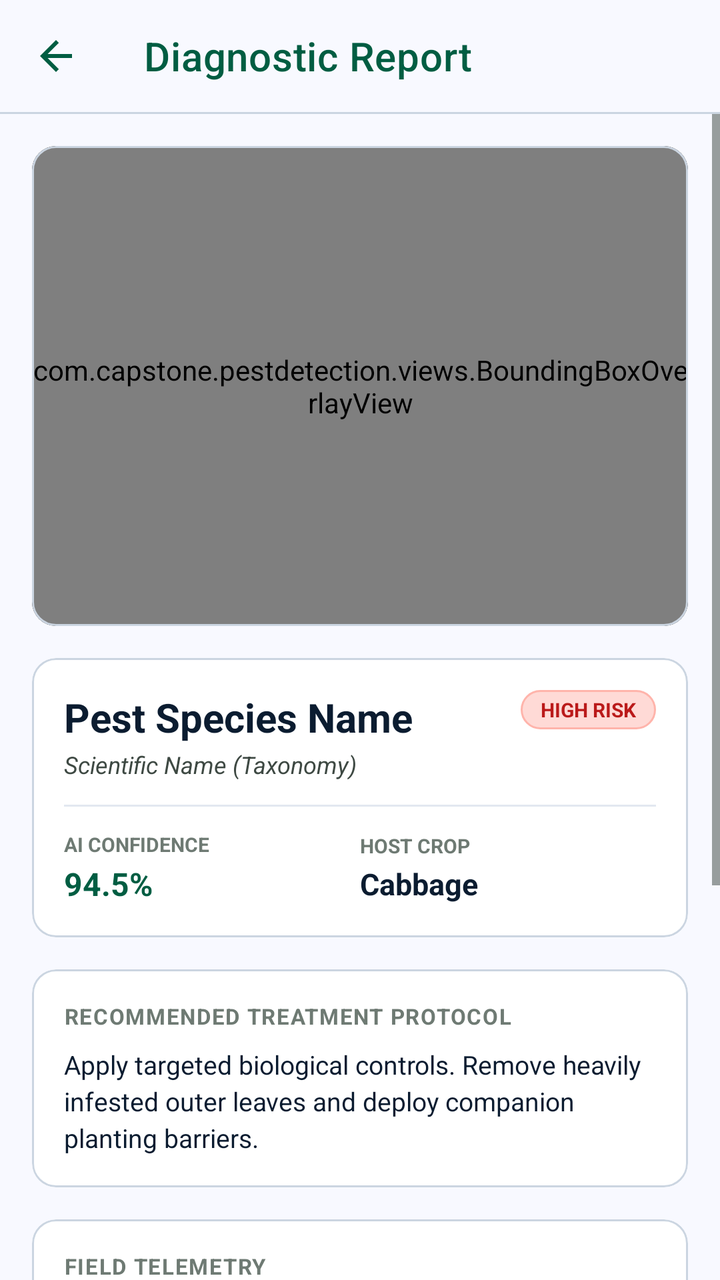
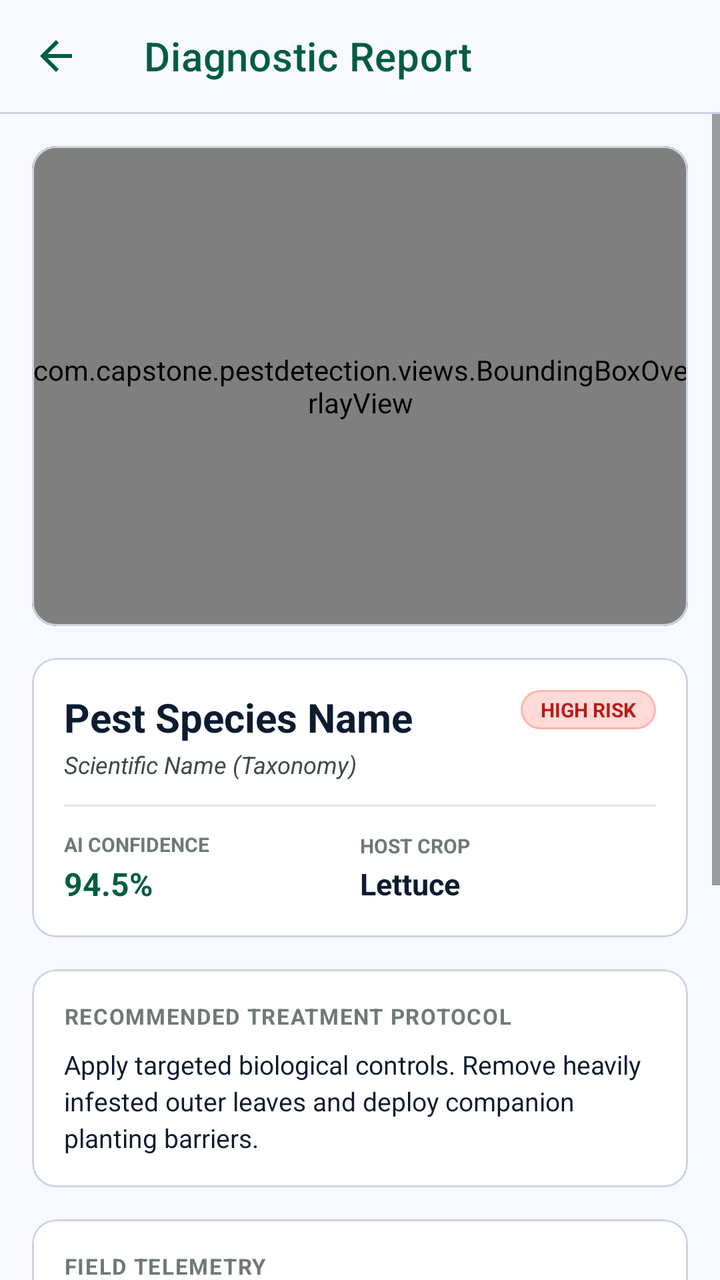

An Android layout rendered at two revisions. The XML below is the earlier revision; the diff shows what the commit changed to produce the second picture.
<!-- AndroidManifest.xml: application theme Theme.AgriMonitor -->
<!-- res/layout/activity_result.xml -->
<?xml version="1.0" encoding="utf-8"?>
<LinearLayout xmlns:android="http://schemas.android.com/apk/res/android"
    xmlns:app="http://schemas.android.com/apk/res-auto"
    android:layout_width="match_parent"
    android:layout_height="match_parent"
    android:orientation="vertical"
    android:background="@color/surface">

    
    <com.google.android.material.appbar.MaterialToolbar
        android:id="@+id/resultToolbar"
        android:layout_width="match_parent"
        android:layout_height="?attr/actionBarSize"
        android:background="@color/surface"
        app:title="@string/result_title"
        app:titleTextColor="@color/primary"
        app:navigationIcon="@drawable/ic_arrow_back"
        app:navigationIconTint="@color/primary"
        style="@style/Widget.MaterialComponents.Toolbar.Surface" />

    <View
        android:layout_width="match_parent"
        android:layout_height="1dp"
        android:background="@color/outline_variant" />

    <ScrollView
        android:layout_width="match_parent"
        android:layout_height="match_parent"
        android:fillViewport="true">

        <LinearLayout
            android:layout_width="match_parent"
            android:layout_height="wrap_content"
            android:orientation="vertical"
            android:padding="16dp">

            
            <com.google.android.material.card.MaterialCardView
                android:layout_width="match_parent"
                android:layout_height="wrap_content"
                android:layout_marginBottom="16dp"
                app:cardCornerRadius="12dp"
                app:cardElevation="0dp"
                app:strokeColor="@color/outline_variant"
                app:strokeWidth="1dp"
                app:cardBackgroundColor="@color/dark_bg">

                <FrameLayout
                    android:layout_width="match_parent"
                    android:layout_height="240dp">

                    <ImageView
                        android:id="@+id/ivResultImage"
                        android:layout_width="match_parent"
                        android:layout_height="match_parent"
                        android:scaleType="fitCenter"
                        android:contentDescription="Processed Diagnostic Specimen" />

                    <com.capstone.pestdetection.views.BoundingBoxOverlayView
                        android:id="@+id/overlayBoundingBox"
                        android:layout_width="match_parent"
                        android:layout_height="match_parent" />
                </FrameLayout>
            </com.google.android.material.card.MaterialCardView>

            
            <com.google.android.material.card.MaterialCardView
                android:id="@+id/cardResultIdentification"
                android:layout_width="match_parent"
                android:layout_height="wrap_content"
                android:layout_marginBottom="16dp"
                app:cardCornerRadius="12dp"
                app:cardElevation="0dp"
                app:strokeColor="@color/outline_variant"
                app:strokeWidth="1dp"
                app:cardBackgroundColor="@color/surface_container_lowest">

                <LinearLayout
                    android:layout_width="match_parent"
                    android:layout_height="wrap_content"
                    android:orientation="vertical"
                    android:padding="16dp">

                    <LinearLayout
                        android:layout_width="match_parent"
                        android:layout_height="wrap_content"
                        android:gravity="top">

                        <LinearLayout
                            android:layout_width="0dp"
                            android:layout_height="wrap_content"
                            android:layout_weight="1"
                            android:orientation="vertical">

                            <TextView
                                android:id="@+id/tvPestName"
                                android:layout_width="wrap_content"
                                android:layout_height="wrap_content"
                                android:text="Pest Species Name"
                                android:textSize="20sp"
                                android:textStyle="bold"
                                android:textColor="@color/on_surface" />

                            <TextView
                                android:id="@+id/tvScientificName"
                                android:layout_width="wrap_content"
                                android:layout_height="wrap_content"
                                android:layout_marginTop="2dp"
                                android:text="Scientific Name (Taxonomy)"
                                android:textSize="12sp"
                                android:textStyle="italic"
                                android:textColor="@color/on_surface_variant" />
                        </LinearLayout>

                        <TextView
                            android:id="@+id/tvSeverityBadge"
                            android:layout_width="wrap_content"
                            android:layout_height="wrap_content"
                            android:text="HIGH RISK"
                            android:textSize="10sp"
                            android:textStyle="bold"
                            android:textColor="@color/error"
                            android:background="@drawable/bg_badge_error"
                            android:paddingHorizontal="10dp"
                            android:paddingVertical="3dp" />
                    </LinearLayout>

                    <View
                        android:layout_width="match_parent"
                        android:layout_height="1dp"
                        android:layout_marginTop="12dp"
                        android:layout_marginBottom="12dp"
                        android:background="@color/surface_variant" />

                    
                    <LinearLayout
                        android:layout_width="match_parent"
                        android:layout_height="wrap_content"
                        android:orientation="horizontal"
                        android:gravity="center_vertical">

                        <LinearLayout
                            android:layout_width="0dp"
                            android:layout_height="wrap_content"
                            android:layout_weight="1"
                            android:orientation="vertical">

                            <TextView
                                android:layout_width="wrap_content"
                                android:layout_height="wrap_content"
                                android:text="@string/ai_confidence"
                                android:textSize="10sp"
                                android:textStyle="bold"
                                android:textColor="@color/outline" />

                            <TextView
                                android:id="@+id/tvConfidenceScore"
                                android:layout_width="wrap_content"
                                android:layout_height="wrap_content"
                                android:layout_marginTop="2dp"
                                android:text="94.5%"
                                android:textSize="16sp"
                                android:textStyle="bold"
                                android:textColor="@color/primary" />
                        </LinearLayout>

                        <LinearLayout
                            android:layout_width="0dp"
                            android:layout_height="wrap_content"
                            android:layout_weight="1"
                            android:orientation="vertical">

                            <TextView
                                android:layout_width="wrap_content"
                                android:layout_height="wrap_content"
                                android:text="@string/host_crop_tag"
                                android:textSize="10sp"
                                android:textStyle="bold"
                                android:textColor="@color/outline" />

                            <TextView
                                android:id="@+id/tvResultCropName"
                                android:layout_width="wrap_content"
                                android:layout_height="wrap_content"
                                android:layout_marginTop="2dp"
                                android:text="Cabbage"
                                android:textSize="15sp"
                                android:textStyle="bold"
                                android:textColor="@color/on_surface" />
                        </LinearLayout>
                    </LinearLayout>
                </LinearLayout>
            </com.google.android.material.card.MaterialCardView>

            
            <com.google.android.material.card.MaterialCardView
                android:layout_width="match_parent"
                android:layout_height="wrap_content"
                android:layout_marginBottom="16dp"
                app:cardCornerRadius="12dp"
                app:cardElevation="0dp"
                app:strokeColor="@color/outline_variant"
                app:strokeWidth="1dp"
                app:cardBackgroundColor="@color/surface_container_lowest">

                <LinearLayout
                    android:layout_width="match_parent"
                    android:layout_height="wrap_content"
                    android:orientation="vertical"
                    android:padding="16dp">

                    <TextView
                        android:layout_width="wrap_content"
                        android:layout_height="wrap_content"
                        android:text="@string/recommendations_treatment"
                        android:textSize="11sp"
                        android:textStyle="bold"
                        android:textColor="@color/outline"
                        android:letterSpacing="0.05"
                        android:layout_marginBottom="8dp" />

                    <TextView
                        android:id="@+id/tvRecommendation"
                        android:layout_width="match_parent"
                        android:layout_height="wrap_content"
                        android:text="Apply targeted biological controls. Remove heavily infested outer leaves and deploy companion planting barriers."
                        android:textSize="13sp"
                        android:textColor="@color/on_surface"
                        android:lineSpacingExtra="3dp" />
                </LinearLayout>
            </com.google.android.material.card.MaterialCardView>

            
            <com.google.android.material.card.MaterialCardView
                android:id="@+id/cardDiseaseDiagnosis"
                android:layout_width="match_parent"
                android:layout_height="wrap_content"
                android:layout_marginBottom="16dp"
                android:visibility="gone"
                app:cardCornerRadius="12dp"
                app:cardElevation="0dp"
                app:strokeColor="@color/amber_600"
                app:strokeWidth="1.5dp"
                app:cardBackgroundColor="@color/surface_container_lowest">

                <LinearLayout
                    android:layout_width="match_parent"
                    android:layout_height="wrap_content"
                    android:orientation="vertical"
                    android:padding="16dp">

                    <LinearLayout
                        android:layout_width="match_parent"
                        android:layout_height="wrap_content"
                        android:gravity="top">

                        <LinearLayout
                            android:layout_width="0dp"
                            android:layout_height="wrap_content"
                            android:layout_weight="1"
                            android:orientation="vertical">

                            <TextView
                                android:layout_width="wrap_content"
                                android:layout_height="wrap_content"
                                android:text="PLANT DISEASE DIAGNOSIS"
                                android:textSize="10sp"
                                android:textStyle="bold"
                                android:textColor="@color/amber_600"
                                android:letterSpacing="0.05"
                                android:layout_marginBottom="2dp" />

                            <TextView
                                android:id="@+id/tvDiseaseName"
                                android:layout_width="wrap_content"
                                android:layout_height="wrap_content"
                                android:text="Disease Species Name"
                                android:textSize="18sp"
                                android:textStyle="bold"
                                android:textColor="@color/on_surface" />

                            <TextView
                                android:id="@+id/tvDiseaseScientific"
                                android:layout_width="wrap_content"
                                android:layout_height="wrap_content"
                                android:layout_marginTop="2dp"
                                android:text="Pathogen Scientific Name"
                                android:textSize="12sp"
                                android:textStyle="italic"
                                android:textColor="@color/on_surface_variant" />
                        </LinearLayout>

                        <TextView
                            android:id="@+id/tvDiseaseSeverityBadge"
                            android:layout_width="wrap_content"
                            android:layout_height="wrap_content"
                            android:text="MODERATE"
                            android:textSize="10sp"
                            android:textStyle="bold"
                            android:textColor="@color/amber_accent"
                            android:background="@drawable/bg_badge_warning"
                            android:paddingHorizontal="10dp"
                            android:paddingVertical="3dp" />
                    </LinearLayout>

                    <LinearLayout
                        android:layout_width="match_parent"
                        android:layout_height="wrap_content"
                        android:layout_marginTop="10dp"
                        android:orientation="horizontal">

                        <LinearLayout
                            android:layout_width="0dp"
                            android:layout_height="wrap_content"
                            android:layout_weight="1"
                            android:orientation="vertical">

                            <TextView
                                android:layout_width="wrap_content"
                                android:layout_height="wrap_content"
                                android:text="PATHOGEN TYPE"
                                android:textSize="10sp"
                                android:textStyle="bold"
                                android:textColor="@color/outline" />

                            <TextView
                                android:id="@+id/tvDiseasePathogen"
                                android:layout_width="wrap_content"
                                android:layout_height="wrap_content"
                                android:layout_marginTop="2dp"
                                android:text="Fungal"
                                android:textSize="13sp"
                                android:textStyle="bold"
                                android:textColor="@color/primary" />
                        </LinearLayout>

                        <LinearLayout
                            android:layout_width="0dp"
                            android:layout_height="wrap_content"
                            android:layout_weight="1"
                            android:orientation="vertical">

                            <TextView
                                android:layout_width="wrap_content"
                                android:layout_height="wrap_content"
                                android:text="DISEASE CERTAINTY"
                                android:textSize="10sp"
                                android:textStyle="bold"
                                android:textColor="@color/outline" />

                            <TextView
                                android:id="@+id/tvDiseaseConfidence"
                                android:layout_width="wrap_content"
                                android:layout_height="wrap_content"
                                android:layout_marginTop="2dp"
                                android:text="92.0%"
                                android:textSize="14sp"
                                android:textStyle="bold"
                                android:textColor="@color/amber_600" />
                        </LinearLayout>
                    </LinearLayout>

                    <TextView
                        android:id="@+id/tvDiseaseSymptoms"
                        android:layout_width="match_parent"
                        android:layout_height="wrap_content"
                        android:layout_marginTop="10dp"
                        android:textSize="12sp"
                        android:textColor="@color/on_surface_variant"
                        android:text="Symptoms: Concentric target-like circular necrotic lesions." />

                    <View
                        android:layout_width="match_parent"
                        android:layout_height="1dp"
                        android:layout_marginTop="10dp"
                        android:layout_marginBottom="10dp"
                        android:background="@color/surface_variant" />

                    <TextView
                        android:layout_width="wrap_content"
                        android:layout_height="wrap_content"
                        android:text="DISEASE MANAGEMENT &amp; TREATMENT"
                        android:textSize="10sp"
                        android:textStyle="bold"
                        android:textColor="@color/outline"
                        android:letterSpacing="0.05"
                        android:layout_marginBottom="4dp" />

                    <TextView
                        android:id="@+id/tvDiseaseRecommendation"
                        android:layout_width="match_parent"
                        android:layout_height="wrap_content"
                        android:text="Apply protective copper hydroxide spray or contact protectant Mancozeb."
                        android:textSize="12sp"
                        android:textColor="@color/on_surface"
                        android:lineSpacingExtra="2dp" />
                </LinearLayout>
            </com.google.android.material.card.MaterialCardView>

            
            <com.google.android.material.card.MaterialCardView
                android:layout_width="match_parent"
                android:layout_height="wrap_content"
                android:layout_marginBottom="20dp"
                app:cardCornerRadius="12dp"
                app:cardElevation="0dp"
                app:strokeColor="@color/outline_variant"
                app:strokeWidth="1dp"
                app:cardBackgroundColor="@color/surface_container_lowest">

                <LinearLayout
                    android:layout_width="match_parent"
                    android:layout_height="wrap_content"
                    android:orientation="vertical"
                    android:padding="16dp">

                    <TextView
                        android:layout_width="wrap_content"
                        android:layout_height="wrap_content"
                        android:text="@string/field_telemetry"
                        android:textSize="11sp"
                        android:textStyle="bold"
                        android:textColor="@color/outline"
                        android:letterSpacing="0.05"
                        android:layout_marginBottom="12dp" />

                    <GridLayout
                        android:layout_width="match_parent"
                        android:layout_height="wrap_content"
                        android:columnCount="2"
                        android:rowCount="2">

                        <LinearLayout
                            android:layout_width="0dp"
                            android:layout_height="wrap_content"
                            android:layout_columnWeight="1"
                            android:layout_marginBottom="8dp"
                            android:orientation="vertical">

                            <TextView
                                android:layout_width="wrap_content"
                                android:layout_height="wrap_content"
                                android:text="Field Location"
                                android:textSize="10sp"
                                android:textColor="@color/outline" />

                            <TextView
                                android:id="@+id/tvResultLocation"
                                android:layout_width="wrap_content"
                                android:layout_height="wrap_content"
                                android:text="Zone 2: Pechay Plot, Brgy. Gagalot"
                                android:textSize="12sp"
                                android:textStyle="bold"
                                android:textColor="@color/on_surface" />
                        </LinearLayout>

                        <LinearLayout
                            android:layout_width="0dp"
                            android:layout_height="wrap_content"
                            android:layout_columnWeight="1"
                            android:layout_marginBottom="8dp"
                            android:orientation="vertical">

                            <TextView
                                android:layout_width="wrap_content"
                                android:layout_height="wrap_content"
                                android:text="Weather"
                                android:textSize="10sp"
                                android:textColor="@color/outline" />

                            <TextView
                                android:id="@+id/tvResultWeather"
                                android:layout_width="wrap_content"
                                android:layout_height="wrap_content"
                                android:text="Sunny / Clear"
                                android:textSize="12sp"
                                android:textStyle="bold"
                                android:textColor="@color/on_surface" />
                        </LinearLayout>

                        <LinearLayout
                            android:layout_width="0dp"
                            android:layout_height="wrap_content"
                            android:layout_columnWeight="1"
                            android:orientation="vertical">

                            <TextView
                                android:layout_width="wrap_content"
                                android:layout_height="wrap_content"
                                android:text="Timestamp"
                                android:textSize="10sp"
                                android:textColor="@color/outline" />

                            <TextView
                                android:id="@+id/tvResultTimestamp"
                                android:layout_width="wrap_content"
                                android:layout_height="wrap_content"
                                android:text="Aug 28, 2026 10:30 AM"
                                android:textSize="12sp"
                                android:textStyle="bold"
                                android:textColor="@color/on_surface" />
                        </LinearLayout>

                        <LinearLayout
                            android:layout_width="0dp"
                            android:layout_height="wrap_content"
                            android:layout_columnWeight="1"
                            android:orientation="vertical">

                            <TextView
                                android:layout_width="wrap_content"
                                android:layout_height="wrap_content"
                                android:text="@string/inference_engine"
                                android:textSize="10sp"
                                android:textColor="@color/outline" />

                            <TextView
                                android:layout_width="wrap_content"
                                android:layout_height="wrap_content"
                                android:text="YOLO AI Detection"
                                android:textSize="12sp"
                                android:textStyle="bold"
                                android:textColor="@color/primary" />
                        </LinearLayout>
                    </GridLayout>
                </LinearLayout>
            </com.google.android.material.card.MaterialCardView>

            
            <LinearLayout
                android:layout_width="match_parent"
                android:layout_height="wrap_content"
                android:orientation="vertical"
                android:layout_marginBottom="24dp">

                <TextView
                    android:layout_width="wrap_content"
                    android:layout_height="wrap_content"
                    android:text="@string/confirm_accuracy"
                    android:textSize="12sp"
                    android:textStyle="bold"
                    android:textColor="@color/on_surface_variant"
                    android:layout_marginBottom="8dp" />

                <LinearLayout
                    android:layout_width="match_parent"
                    android:layout_height="wrap_content"
                    android:orientation="horizontal"
                    android:layout_marginBottom="12dp">

                    <com.google.android.material.button.MaterialButton
                        android:id="@+id/btnFeedbackAccurate"
                        android:layout_width="0dp"
                        android:layout_height="44dp"
                        android:layout_weight="1"
                        android:layout_marginEnd="6dp"
                        android:text="@string/accurate"
                        android:textAllCaps="false"
                        android:textSize="12sp"
                        android:textStyle="bold"
                        app:icon="@drawable/ic_check_circle"
                        app:iconGravity="textStart"
                        app:cornerRadius="8dp"
                        app:backgroundTint="@color/primary" />

                    <com.google.android.material.button.MaterialButton
                        android:id="@+id/btnFeedbackInaccurate"
                        android:layout_width="0dp"
                        android:layout_height="44dp"
                        android:layout_weight="1"
                        android:layout_marginStart="6dp"
                        android:text="@string/inaccurate"
                        android:textAllCaps="false"
                        android:textSize="12sp"
                        android:textStyle="bold"
                        style="@style/Widget.MaterialComponents.Button.OutlinedButton"
                        android:textColor="@color/error"
                        app:strokeColor="@color/error"
                        app:cornerRadius="8dp" />
                </LinearLayout>

                <com.google.android.material.button.MaterialButton
                    android:id="@+id/btnNewScanFromReport"
                    android:layout_width="match_parent"
                    android:layout_height="48dp"
                    android:text="@string/start_new_scan"
                    android:textAllCaps="false"
                    android:textSize="13sp"
                    android:textStyle="bold"
                    style="@style/Widget.MaterialComponents.Button.OutlinedButton"
                    android:textColor="@color/on_surface"
                    app:strokeColor="@color/outline_variant"
                    app:icon="@drawable/ic_refresh"
                    app:iconGravity="textStart"
                    app:iconTint="@color/on_surface"
                    app:cornerRadius="8dp" />
            </LinearLayout>
        </LinearLayout>
    </ScrollView>
</LinearLayout>
<!-- resources referenced by this layout -->
<resources>
  <color name="amber_600">#B45309</color>
  <color name="amber_accent">#B45309</color>
  <color name="dark_bg">#0F172A</color>
  <color name="error">#BA1A1A</color>
  <color name="on_surface">#0B1C30</color>
  <color name="on_surface_variant">#3E4943</color>
  <color name="outline">#6E7A73</color>
  <color name="outline_variant">#CBD5E1</color>
  <color name="primary">#005D42</color>
  <color name="surface">#F8F9FF</color>
  <color name="surface_container_lowest">#FFFFFF</color>
  <color name="surface_variant">#E2E8F0</color>
  <!-- drawable bg_badge_error (drawable) -->
  <?xml version="1.0" encoding="utf-8"?>
  <shape xmlns:android="http://schemas.android.com/apk/res/android"
      android:shape="rectangle">
      <solid android:color="@color/error_container" />
      <corners android:radius="16dp" />
      <stroke
          android:width="1dp"
          android:color="#FFB4AB" />
  </shape>
  <!-- drawable bg_badge_warning (drawable) -->
  <?xml version="1.0" encoding="utf-8"?>
  <shape xmlns:android="http://schemas.android.com/apk/res/android"
      android:shape="rectangle">
      <solid android:color="@color/amber_container" />
      <corners android:radius="16dp" />
      <stroke
          android:width="1dp"
          android:color="#FDE68A" />
  </shape>
  <!-- drawable ic_arrow_back (drawable) -->
  <vector xmlns:android="http://schemas.android.com/apk/res/android"
      android:width="24dp"
      android:height="24dp"
      android:viewportWidth="24"
      android:viewportHeight="24"
      android:tint="?attr/colorControlNormal">
    <path
        android:fillColor="@android:color/white"
        android:pathData="M20,11H7.83l5.59,-5.59L12,4l-8,8 8,8 1.41,-1.41L7.83,13H20v-2z"/>
  </vector>
  <!-- drawable ic_check_circle (drawable) -->
  <vector xmlns:android="http://schemas.android.com/apk/res/android"
      android:width="24dp"
      android:height="24dp"
      android:viewportWidth="24"
      android:viewportHeight="24"
      android:tint="?attr/colorControlNormal">
    <path
        android:fillColor="@android:color/white"
        android:pathData="M12,2C6.48,2 2,6.48 2,12s4.48,10 10,10 10,-4.48 10,-10S17.52,2 12,2zM10,17l-5,-5 1.41,-1.41L10,14.17l7.59,-7.59L19,8l-9,9z"/>
  </vector>
  <!-- drawable ic_refresh (drawable) -->
  <vector xmlns:android="http://schemas.android.com/apk/res/android"
      android:width="24dp"
      android:height="24dp"
      android:viewportWidth="24"
      android:viewportHeight="24"
      android:tint="?attr/colorControlNormal">
    <path
        android:fillColor="@android:color/white"
        android:pathData="M17.65,6.35C16.2,4.9 14.21,4 12,4c-4.42,0 -7.99,3.58 -7.99,8s3.57,8 7.99,8c3.73,0 6.84,-2.55 7.73,-6h-2.08c-0.82,2.33 -3.04,4 -5.65,4 -3.31,0 -6,-2.69 -6,-6s2.69,-6 6,-6c1.66,0 3.14,0.69 4.22,1.78L13,11h7V4l-2.35,2.35z"/>
  </vector>
  <string name="accurate">Accurate</string>
  <string name="ai_confidence">AI CONFIDENCE</string>
  <string name="confirm_accuracy">Confirm Diagnostic Accuracy</string>
  <string name="field_telemetry">FIELD TELEMETRY</string>
  <string name="host_crop_tag">HOST CROP</string>
  <string name="inaccurate">Inaccurate</string>
  <string name="inference_engine">Inference Engine</string>
  <string name="recommendations_treatment">RECOMMENDED TREATMENT PROTOCOL</string>
  <string name="result_title">Diagnostic Report</string>
  <string name="start_new_scan">Start New Diagnostic Scan</string>
  <color name="error_container">#FFDAD6</color>
  <color name="amber_container">#FEF3C7</color>
  <color name="primary_variant">#004530</color>
  <color name="on_primary">#FFFFFF</color>
  <color name="secondary">#006E2D</color>
  <color name="on_secondary">#FFFFFF</color>
  <!-- unchanged entries left out for length: 1 -->
</resources>

<!-- the commit's change to res/layout/activity_result.xml (unified diff, before → after) -->
@@ -183,7 +183,7 @@
                                 android:layout_width="wrap_content"
                                 android:layout_height="wrap_content"
                                 android:layout_marginTop="2dp"
-                                android:text="Cabbage"
+                                android:text="Lettuce"
                                 android:textSize="15sp"
                                 android:textStyle="bold"
                                 android:textColor="@color/on_surface" />
